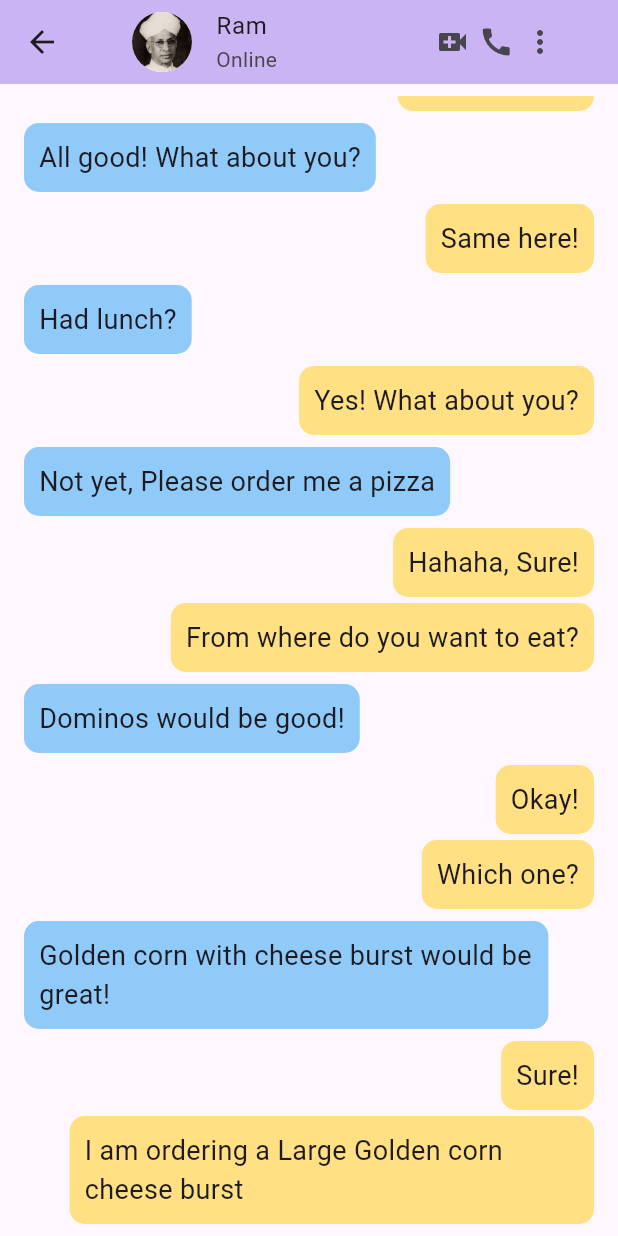
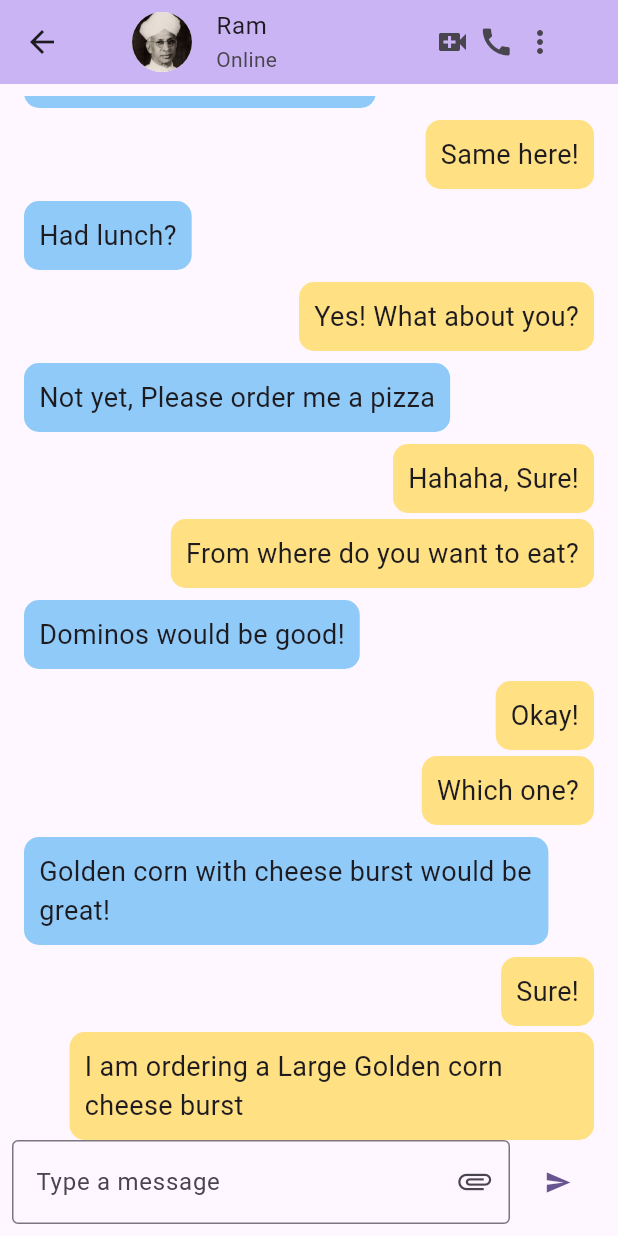
Before and after one commit to DevAngiras/bloc, a Flutter app: the screen it shows after launch, after a tap on "Ram", on a phone screen of 412 x 824 dp. Run offline on Flutter 3.47's test engine with Material 3 defaults, Android fonts, the phone set to English and light mode, and no system bars.

Commit message:
attachment section added

```diff
--- a/lib/screens/ChatPage.dart
+++ b/lib/screens/ChatPage.dart
@@ -1,6 +1,8 @@
-// ignore_for_file: file_names
+// ignore_for_file: file_names, prefer_const_constructors
 
+import 'package:flutter/cupertino.dart';
 import 'package:flutter/material.dart';
+import 'package:flutter/widgets.dart';
 
 class ChatPage extends StatefulWidget {
   const ChatPage({super.key, required this.name, required this.image});
@@ -20,6 +22,14 @@ class _ChatPageState extends State<ChatPage> {
     });
   }
 
+  bool attachmentBoxShow = false;
+  void _showAttachmentBox() {
+    setState(() {
+      attachmentBoxShow = !attachmentBoxShow; //
+    });
+  }
+
+  TextEditingController _textEditingController = TextEditingController();
   List<Map> messages = [
     {
       "message": "Hola!",
@@ -123,6 +133,9 @@ class _ChatPageState extends State<ChatPage> {
       ),
       body: Padding(
         padding: const EdgeInsets.all(8.0),
+        child: Column(
+          children: [
+            Expanded(
               child: ListView.builder(
                   controller: _scrollController,
                   itemCount: messages.length,
@@ -130,7 +143,8 @@ class _ChatPageState extends State<ChatPage> {
                     int previous = index - 1 >= 0 ? index - 1 : 0;
                     int current = index;
                     return Padding(
-                padding: messages[previous]["sent"] == messages[current]["sent"]
+                      padding: messages[previous]["sent"] ==
+                              messages[current]["sent"]
                           ? const EdgeInsets.only(left: 8, right: 8, top: 4)
                           : const EdgeInsets.only(left: 8, right: 8, top: 8),
                       child: Align(
@@ -148,7 +162,8 @@ class _ChatPageState extends State<ChatPage> {
                             padding: const EdgeInsets.all(10),
                             child: ConstrainedBox(
                               constraints: BoxConstraints(
-                          maxWidth: MediaQuery.of(context).size.width * 0.8,
+                                maxWidth:
+                                    MediaQuery.of(context).size.width * 0.8,
                               ),
                               child: Text(
                                 messages[index]["message"],
@@ -161,6 +176,128 @@ class _ChatPageState extends State<ChatPage> {
                     );
                   }),
             ),
+            Row(
+              children: [
+                Expanded(
+                  child: TextField(
+                    keyboardType: TextInputType.text,
+                    controller: _textEditingController,
+                    decoration: InputDecoration(
+                      border: OutlineInputBorder(),
+                      suffixIcon: IconButton(
+                        icon: Icon(Icons.attachment_sharp),
+                        onPressed: _showAttachmentBox,
+                      ),
+                      hintText: "Type a message",
+                    ),
+                  ),
+                ),
+                TextButton(
+                    onPressed: () {
+                      if (_textEditingController.text.isNotEmpty) {
+                        setState(() {
+                          messages.add({
+                            "message": _textEditingController.text,
+                            "sent": true,
+                          });
+                          _textEditingController.clear();
+                        });
+                      }
+                    },
+                    child: const Icon(Icons.send)),
+              ],
+            ),
+            attachmentBoxShow
+                ? Container(
+                    padding: EdgeInsets.only(top: 25),
+                    height: MediaQuery.of(context).size.width * 0.5,
+                    decoration: BoxDecoration(
+                      color: const Color.fromARGB(255, 37, 37, 37),
+                      borderRadius: BorderRadius.circular(10),
+                    ),
+                    child: Column(
+                      children: [
+                        Padding(
+                          padding: const EdgeInsets.all(25.0),
+                          child: Row(
+                            mainAxisAlignment: MainAxisAlignment.spaceBetween,
+                            children: [
+                              SizedBox(
+                                child: Icon(
+                                  Icons.photo,
+                                  color: Color.fromARGB(255, 66, 108, 117),
+                                  size: 35,
+                                ),
+                              ),
+                              SizedBox(
+                                child: Icon(
+                                  Icons.camera,
+                                  color: Color.fromARGB(255, 66, 108, 117),
+                                  size: 35,
+                                ),
+                              ),
+                              SizedBox(
+                                child: Icon(
+                                  Icons.location_pin,
+                                  color: Color.fromARGB(255, 66, 108, 117),
+                                  size: 35,
+                                ),
+                              ),
+                              SizedBox(
+                                child: Icon(
+                                  Icons.contact_phone,
+                                  color: Color.fromARGB(255, 66, 108, 117),
+                                  size: 35,
+                                ),
+                              )
+                            ],
+                          ),
+                        ),
+                        Padding(
+                          padding: const EdgeInsets.all(25.0),
+                          child: Row(
+                            mainAxisAlignment: MainAxisAlignment.spaceBetween,
+                            children: [
+                              SizedBox(
+                                child: Icon(
+                                  Icons.document_scanner,
+                                  color: Color.fromARGB(255, 66, 108, 117),
+                                  size: 35,
+                                ),
+                              ),
+                              SizedBox(
+                                child: Icon(
+                                  Icons.audio_file,
+                                  color: Color.fromARGB(255, 66, 108, 117),
+                                  size: 35,
+                                ),
+                              ),
+                              SizedBox(
+                                child: Icon(
+                                  Icons.poll,
+                                  color: Color.fromARGB(255, 66, 108, 117),
+                                  size: 35,
+                                ),
+                              ),
+                              SizedBox(
+                                child: Icon(
+                                  Icons.payment,
+                                  color: Color.fromARGB(255, 66, 108, 117),
+                                  size: 35,
+                                ),
+                              )
+                            ],
+                          ),
+                        ),
+                      ],
+                    ),
+                  )
+                : SizedBox(
+                    height: 0,
+                  )
+          ],
+        ),
+      ),
     );
   }
 }
```
Lines whose indentation alone changed are shown as unchanged.
